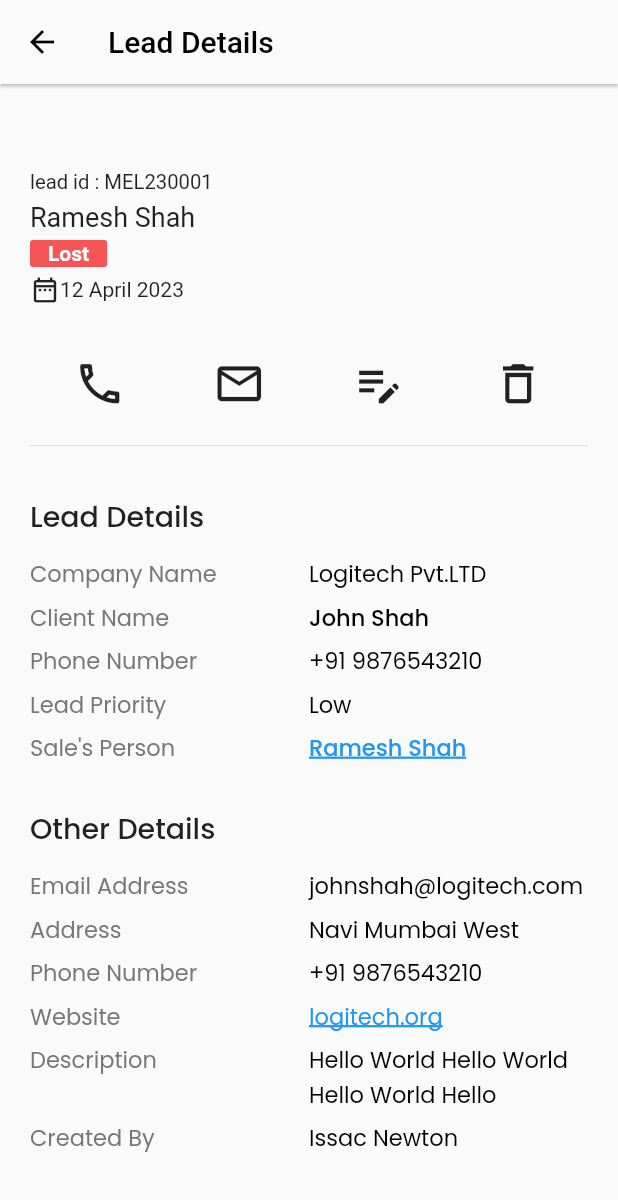
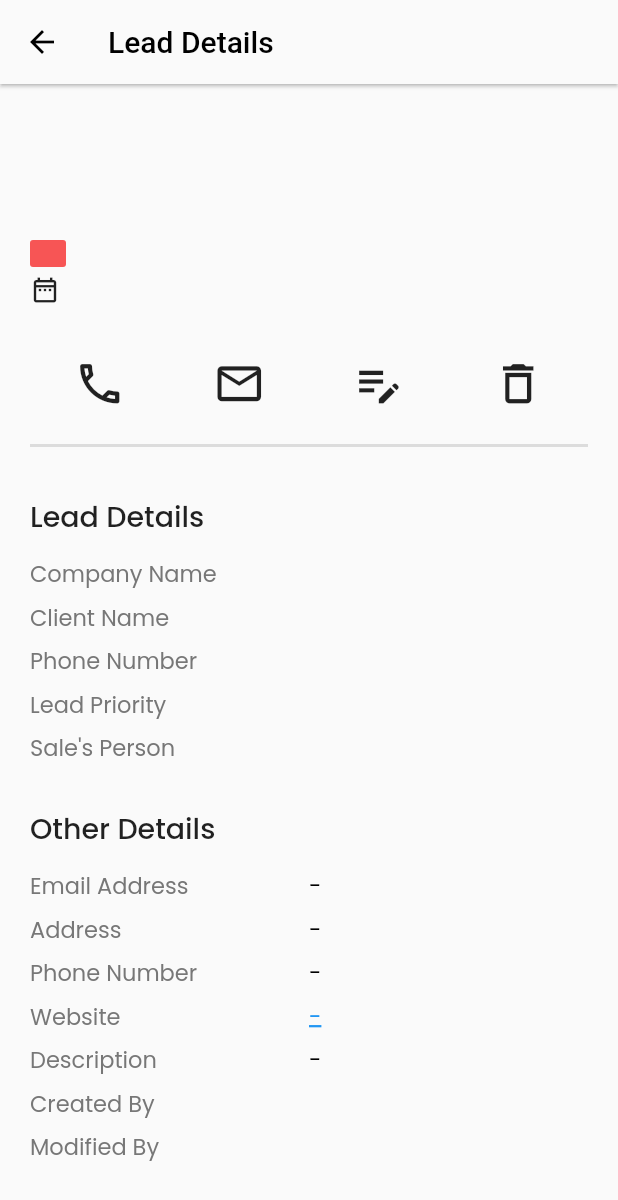
Before and after one commit to VatsalKotha/CRM, a Flutter app: the LeadDetailScreen screen opened directly with empty values, on a phone screen of 412 x 824 dp. Shown: the top 1200 px of the screen. Run offline on Flutter 3.47's test engine with Material 2 defaults, Android fonts, the phone set to English and light mode, and no system bars; our stand-ins replace awesome_snackbar_content, flutter_otp_text_field, get, google_fonts, table_calendar.

Commit message:
Created Const for LeadDetailScreen()

```diff
--- a/lib/screens/home/lead/lead_detail_screen.dart
+++ b/lib/screens/home/lead/lead_detail_screen.dart
@@ -1,4 +1,3 @@
-
 import 'package:crm/constants/text_string.dart';
 import 'package:crm/controllers/action_event.dart';
 import 'package:crm/utility/widget/appbar.dart';
@@ -7,19 +6,52 @@ import 'package:flutter/material.dart';
 import 'package:google_fonts/google_fonts.dart';
 
 class LeadDetailScreen extends StatefulWidget {
-  const LeadDetailScreen({Key? key, required this.leadName}) : super(key: key);
+  const LeadDetailScreen(
+      {Key? key,
+        required this.leadName,
+        required this.leadId,
+        required this.leadSalesPersonName,
+        required this.leadStatus,
+        required this.leadClosingDate,
+        required this.leadCompanyName,
+        required this.leadClientName,
+        required this.leadClientPhnNo1,
+        required this.leadPriority,
+        this.leadEmailAddress,
+        this.leadAddress,
+        this.leadClientPhnNo2,
+        this.leadWebsite,
+        this.leadDescription,
+        required this.leadCreatedBy,
+        required this.leadModifiedBy,
+        required this.leadDateCreated})
+      : super(key: key);
 
   final String leadName;
-
-
+  final String leadId;
+  final String leadSalesPersonName;
+  final String leadStatus;
+  final String leadClosingDate;
+  final String leadCompanyName;
+  final String leadClientName;
+  final String leadClientPhnNo1;
+  final String leadPriority;
+  final String? leadEmailAddress;
+  final String? leadAddress;
+  final String? leadClientPhnNo2;
+  final String? leadWebsite;
+  final String? leadDescription;
+  final String leadCreatedBy;
+  final String leadModifiedBy;
+  final String leadDateCreated;
 
   @override
   State<LeadDetailScreen> createState() => _LeadDetailScreenState();
 }
 
 class _LeadDetailScreenState extends State<LeadDetailScreen> {
-
-  IconButton buildIconButton({required IconData iconData, required VoidCallback onPressed}) {
+  IconButton buildIconButton(
+      {required IconData iconData, required VoidCallback onPressed}) {
     return IconButton(
       iconSize: 40.0,
       onPressed: onPressed,
@@ -31,6 +63,7 @@ class _LeadDetailScreenState extends State<LeadDetailScreen> {
       ),
     );
   }
+
   Text tableHeading({required String heading}) {
     return Text(
       heading,
@@ -61,29 +94,36 @@ class _LeadDetailScreenState extends State<LeadDetailScreen> {
               Column(
                 crossAxisAlignment: CrossAxisAlignment.start,
                 children: [
-                  Text(widget.leadName, style: const TextStyle(fontSize: 30,fontWeight: FontWeight.w600)),
+                  Text(widget.leadName,
+                      style: const TextStyle(
+                          fontSize: 30, fontWeight: FontWeight.w600)),
                   const SizedBox(height: 2.0),
-                  const Text("lead id : MEL230001",style: TextStyle(fontSize: 13.5)),
+                  Text(widget.leadId,
+                      style: const TextStyle(fontSize: 13.5)),
                   const SizedBox(height: 5.0),
-                  const Text("Ramesh Shah",style: TextStyle(fontSize: 18,)),
+                  Text(widget.leadSalesPersonName,
+                      style: const TextStyle(
+                        fontSize: 18,
+                      )),
                   const SizedBox(height: 5.0),
                   Container(
-                    padding: const EdgeInsets.only(left: 12.0, right: 12.0, top: 1.0, bottom: 1.0),
+                    padding: const EdgeInsets.only(
+                        left: 12.0, right: 12.0, top: 1.0, bottom: 1.0),
                     decoration: BoxDecoration(
                       borderRadius: BorderRadius.circular(2.0),
                       color: const Color(0xFFF75555),
                     ),
-                    child: const Text(
-                      "Lost",
-                      style: TextStyle(
+                    child: Text(
+                      widget.leadStatus,
+                      style: const TextStyle(
                           color: Colors.white, fontWeight: FontWeight.bold),
                     ),
                   ),
                   const SizedBox(height: 5.0),
                   Row(
-                    children: const [
-                      Icon(Icons.date_range_outlined, size: 20.0),
-                      Text("12 April 2023"),
+                    children: [
+                      const Icon(Icons.date_range_outlined, size: 20.0),
+                      Text(widget.leadClosingDate),
                     ],
                   ),
                 ],
@@ -94,7 +134,6 @@ class _LeadDetailScreenState extends State<LeadDetailScreen> {
               Row(
                 mainAxisAlignment: MainAxisAlignment.spaceAround,
                 children: [
-
                   buildIconButton(
                     iconData: Icons.local_phone_outlined,
                     onPressed: ActionEvent.phoneEventHandler,
@@ -111,11 +150,11 @@ class _LeadDetailScreenState extends State<LeadDetailScreen> {
                     iconData: Icons.delete_outline,
                     onPressed: ActionEvent.deleteEventHandler,
                   ),
-
                 ],
               ),
               const SizedBox(height: 5.0),
-              const Divider(),
+
+              const Divider(thickness: 2.0),
               const SizedBox(height: 25.0),
 
               // lead details - main & others
@@ -124,12 +163,12 @@ class _LeadDetailScreenState extends State<LeadDetailScreen> {
               tableHeading(heading: 'Lead Details'),
               const SizedBox(height: 10.0),
               Table(
-                children: const [
+                children: [
                   TableRow(
                     children: [
                       TableWidget(
                         heading: "Company Name",
-                        value: "Logitech Pvt.LTD",
+                        value: widget.leadCompanyName,
                       ),
                     ],
                   ),
@@ -137,7 +176,7 @@ class _LeadDetailScreenState extends State<LeadDetailScreen> {
                     children: [
                       TableWidget(
                         heading: "Client Name",
-                        value: "John Shah",
+                        value: widget.leadClientName,
                         isBold: true,
                       ),
                     ],
@@ -146,7 +185,7 @@ class _LeadDetailScreenState extends State<LeadDetailScreen> {
                     children: [
                       TableWidget(
                         heading: "Phone Number",
-                        value: "+91 9876543210",
+                        value: widget.leadClientPhnNo1,
                       ),
                     ],
                   ),
@@ -154,7 +193,7 @@ class _LeadDetailScreenState extends State<LeadDetailScreen> {
                     children: [
                       TableWidget(
                         heading: "Lead Priority",
-                        value: "Low",
+                        value: widget.leadPriority,
                       ),
                     ],
                   ),
@@ -162,7 +201,7 @@ class _LeadDetailScreenState extends State<LeadDetailScreen> {
                     children: [
                       TableWidget(
                         heading: "Sale's Person",
-                        value: "Ramesh Shah",
+                        value: widget.leadSalesPersonName,
                         isBold: true,
                         valueColor: Colors.blue,
                         isUnderlined: true,
@@ -176,12 +215,12 @@ class _LeadDetailScreenState extends State<LeadDetailScreen> {
               tableHeading(heading: 'Other Details'),
               const SizedBox(height: 10.0),
               Table(
-                children: const [
+                children: [
                   TableRow(
                     children: [
                       TableWidget(
                         heading: "Email Address",
-                        value: "johnshah@logitech.com",
+                        value: widget.leadEmailAddress ?? "-",
                       ),
                     ],
                   ),
@@ -189,7 +228,7 @@ class _LeadDetailScreenState extends State<LeadDetailScreen> {
                     children: [
                       TableWidget(
                         heading: "Address",
-                        value: "Navi Mumbai West",
+                        value: widget.leadAddress ?? "-",
                       ),
                     ],
                   ),
@@ -197,7 +236,7 @@ class _LeadDetailScreenState extends State<LeadDetailScreen> {
                     children: [
                       TableWidget(
                         heading: "Phone Number",
-                        value: "+91 9876543210",
+                        value: widget.leadClientPhnNo2 ?? "-",
                       ),
                     ],
                   ),
@@ -205,7 +244,7 @@ class _LeadDetailScreenState extends State<LeadDetailScreen> {
                     children: [
                       TableWidget(
                         heading: "Website",
-                        value: "logitech.org",
+                        value: widget.leadWebsite ?? "-",
                         isUnderlined: true,
                         valueColor: Colors.blue,
                       ),
@@ -215,7 +254,7 @@ class _LeadDetailScreenState extends State<LeadDetailScreen> {
                     children: [
                       TableWidget(
                         heading: "Description",
-                        value: "Hello World Hello World Hello World Hello ",
+                        value: widget.leadDescription ?? "-",
                       ),
                     ],
                   ),
@@ -223,7 +262,7 @@ class _LeadDetailScreenState extends State<LeadDetailScreen> {
                     children: [
                       TableWidget(
                         heading: "Created By",
-                        value: "Issac Newton",
+                        value: widget.leadCreatedBy,
                       ),
                     ],
                   ),
@@ -231,7 +270,7 @@ class _LeadDetailScreenState extends State<LeadDetailScreen> {
                     children: [
                       TableWidget(
                         heading: "Modified By",
-                        value: "Ramesh Shah",
+                        value: widget.leadModifiedBy,
                       ),
                     ],
                   ),
@@ -239,13 +278,14 @@ class _LeadDetailScreenState extends State<LeadDetailScreen> {
                     children: [
                       TableWidget(
                         heading: "Date Created",
-                        value: "1 April 2023",
+                        value: widget.leadCreatedBy,
                       ),
                     ],
                   ),
-
                 ],
               ),
+              const SizedBox(height: 25.0),
+
             ],
           ),
         ),
```
